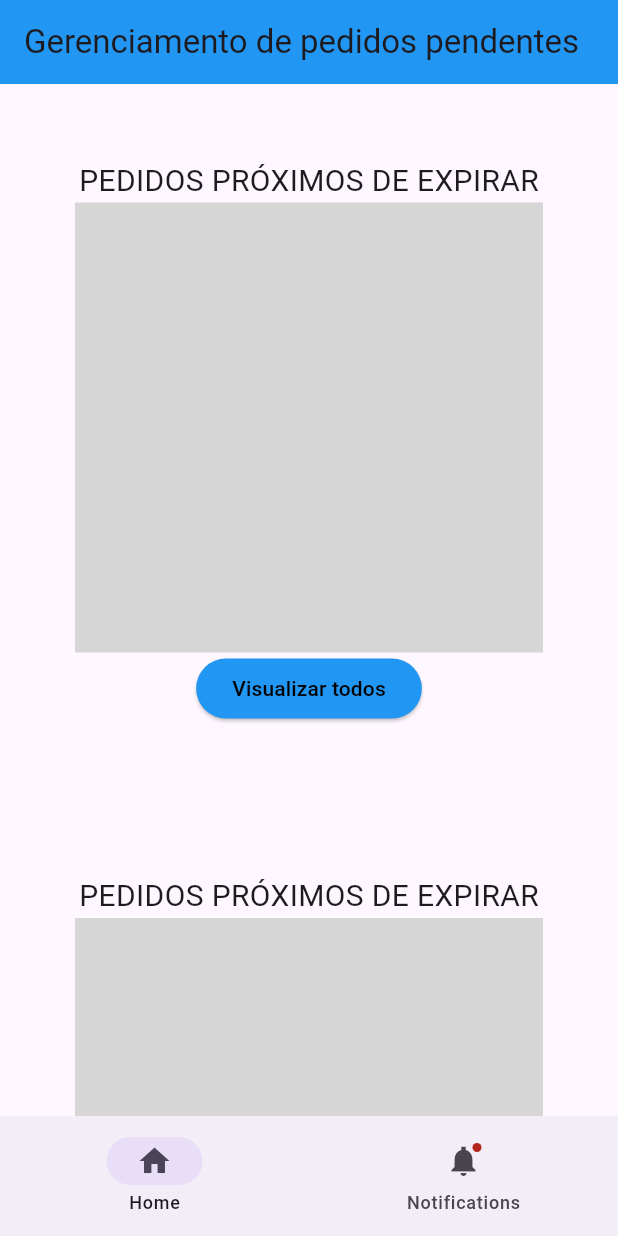
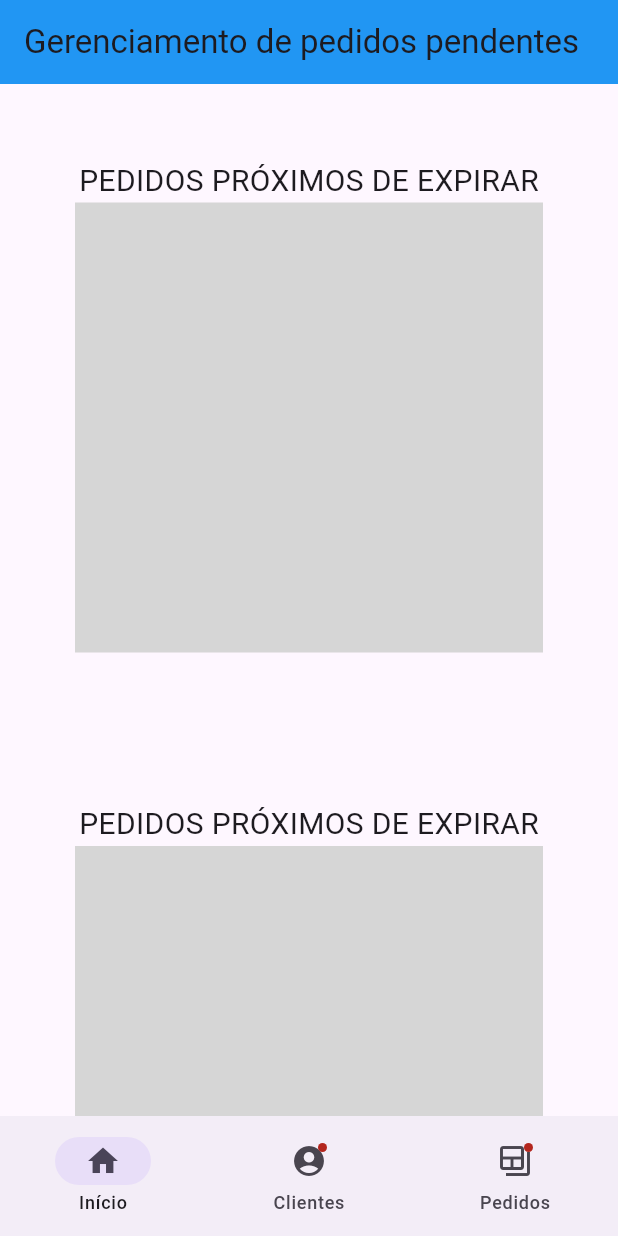
Before and after one commit to renanjava/gerenciador-pedidos, a Flutter app: the screen it shows after launch, on a phone screen of 412 x 824 dp. Run offline on Flutter 3.47's test engine with Material 3 defaults, Android fonts, the light colour scheme and no system bars.

Commit message:
fix: icones e botoes

```diff
--- a/mobile/lib/screens/home.dart
+++ b/mobile/lib/screens/home.dart
@@ -35,13 +35,6 @@ class Home extends StatelessWidget {
                       ),
                     ),
                   ),
-                  ElevatedButton(
-                    onPressed: () {},
-                    style: const ButtonStyle(
-                        backgroundColor: WidgetStatePropertyAll(Colors.blue)),
-                    child: const Text('Visualizar todos',
-                        style: TextStyle(color: Colors.black)),
-                  )
                 ],
               ),
             ),
@@ -65,13 +58,6 @@ class Home extends StatelessWidget {
                       ),
                     ),
                   ),
-                  ElevatedButton(
-                    onPressed: () {},
-                    style: const ButtonStyle(
-                        backgroundColor: WidgetStatePropertyAll(Colors.blue)),
-                    child: const Text('Visualizar todos',
-                        style: TextStyle(color: Colors.black)),
-                  )
                 ],
               ),
             ),
@@ -95,28 +81,25 @@ class Home extends StatelessWidget {
                       ),
                     ),
                   ),
-                  ElevatedButton(
-                    onPressed: () {},
-                    style: const ButtonStyle(
-                        backgroundColor: WidgetStatePropertyAll(Colors.blue)),
-                    child: const Text('Visualizar todos',
-                        style: TextStyle(color: Colors.black)),
-                  )
                 ],
               ),
             ),
           ],
         ),
         bottomNavigationBar: NavigationBar(
-          destinations: const[
+          destinations: const [
             NavigationDestination(
               selectedIcon: Icon(Icons.home),
               icon: Icon(Icons.home_outlined),
-              label: 'Home',
+              label: 'Início',
             ),
             NavigationDestination(
-              icon: Badge(child: Icon(Icons.notifications_sharp)),
-              label: 'Notifications',
+              icon: Badge(child: Icon(Icons.account_circle)),
+              label: 'Clientes',
+            ),
+            NavigationDestination(
+              icon: Badge(child: Icon(Icons.backup_table)),
+              label: 'Pedidos',
             ),
           ],
         ),
```
